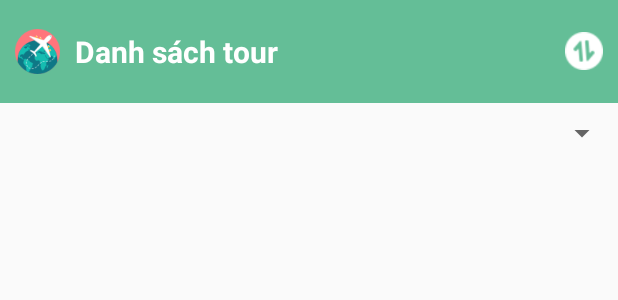
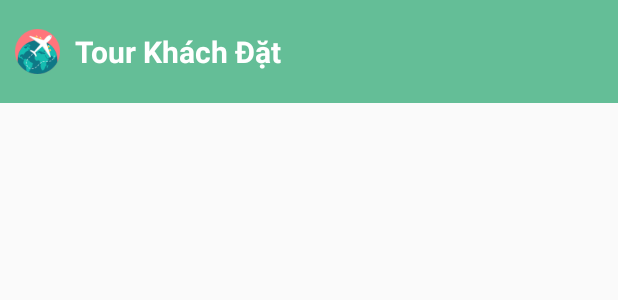
Before and after one commit to conghoangv624/Chuy-n-dd-nh-m-6, an Android app: the layout manager_booking_tour_layout.xml on its own in the app's theme, with its tools: preview values and no code run, on a phone screen of 412 x 824 dp. Shown: the top 300 px of the screen. Run offline under Robolectric (Android 15) with nearby library versions, the phone set to English and light mode, and no system bars.

Commit message:
update tour khách đặt

```diff
--- a/Code Project/DuLichDoDay/app/src/main/res/layout/manager_booking_tour_layout.xml
+++ b/Code Project/DuLichDoDay/app/src/main/res/layout/manager_booking_tour_layout.xml
@@ -32,24 +32,10 @@
                 android:layout_width="wrap_content"
                 android:layout_height="wrap_content"
                 android:layout_marginLeft="10dp"
-                android:text="Danh sách tour"
+                android:text="Tour Khách Đặt"
                 android:textColor="@android:color/white"
                 android:textSize="20dp"
                 android:textStyle="bold" />
-
-        </LinearLayout>
-
-        <LinearLayout
-            android:layout_width="0dp"
-            android:layout_height="match_parent"
-            android:layout_weight="1"
-            android:gravity="center|right">
-
-            <ImageView
-                android:layout_width="25dp"
-                android:layout_height="25dp"
-                android:layout_marginRight="10dp"
-                android:src="@drawable/ic_sort" />
 
         </LinearLayout>
 
@@ -61,18 +47,6 @@
         android:layout_weight="11"
         android:orientation="vertical">
 
-        <LinearLayout
-            android:layout_width="match_parent"
-            android:layout_height="40dp"
-            android:gravity="center|right">
-
-            <Spinner
-                android:id="@+id/spinnerTour"
-                android:layout_width="wrap_content"
-                android:layout_height="wrap_content"></Spinner>
-
-        </LinearLayout>
-
         <android.support.v7.widget.RecyclerView
             android:id="@+id/recyclerViewTour"
             android:layout_width="match_parent"
```
Also changed, not shown: Code Project/DuLichDoDay/app/src/main/java/com/example/group6/dulichdoday/ManagerBookingTourActivity.java (+10 -50 lines).
